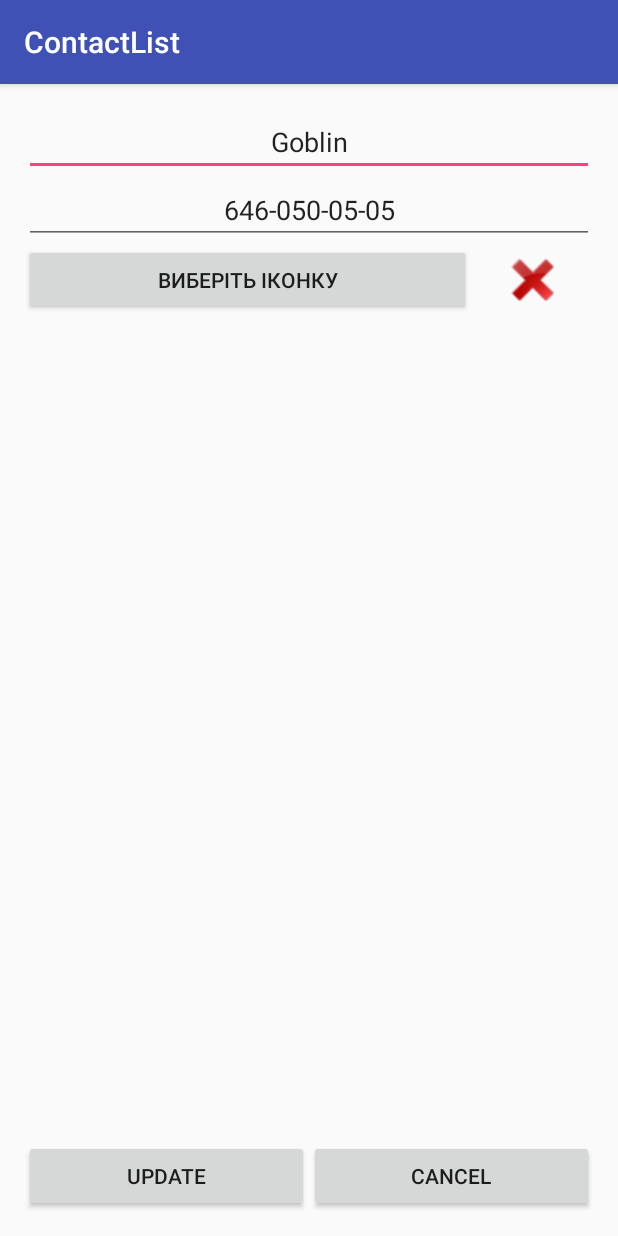
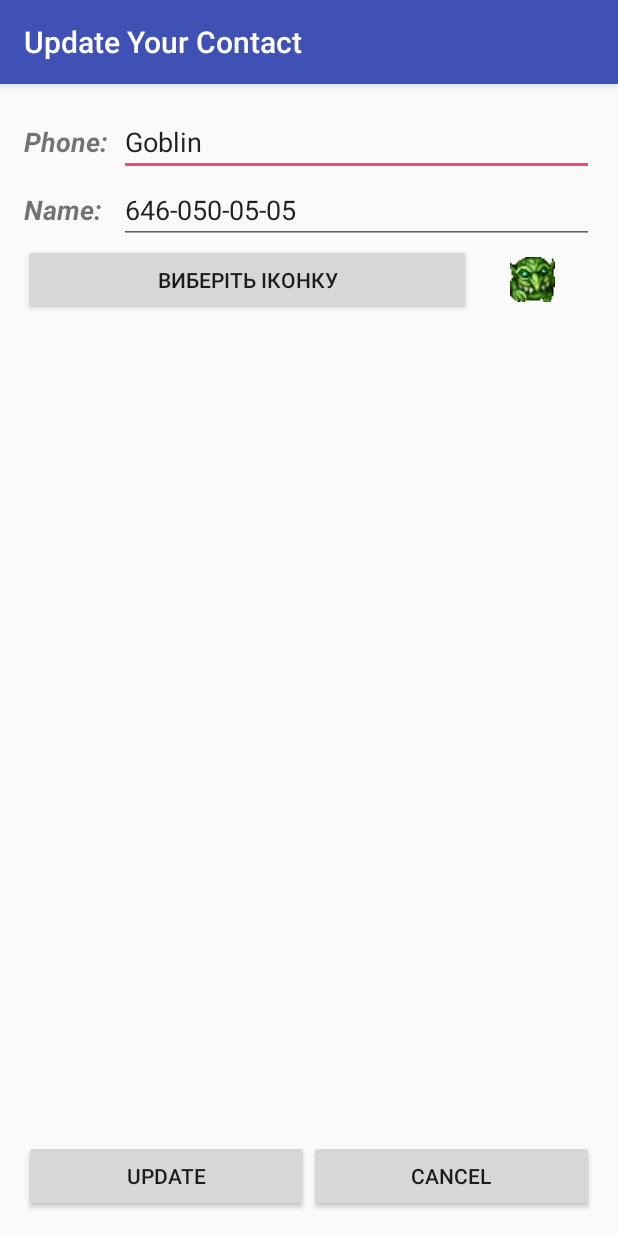
Before and after one commit to minosroman/contactList, an Android app: the screen it shows after launch (UpdateActivity), after a tap on "Name:", on a phone screen of 412 x 824 dp. Run offline under Robolectric (Android 15) with nearby library versions, the phone set to English and light mode, and no system bars.

Commit message:
Commit 19.12.2016

```diff
--- a/app/src/main/java/com/soft/contactlist/MainActivity.java
+++ b/app/src/main/java/com/soft/contactlist/MainActivity.java
@@ -1,27 +1,17 @@
 package com.soft.contactlist;
 
-import android.content.Context;
 import android.content.Intent;
 import android.database.sqlite.SQLiteDatabase;
+import android.os.Bundle;
 import android.support.v7.app.AppCompatActivity;
-import android.os.Bundle;
 import android.view.ContextMenu;
-import android.view.LayoutInflater;
 import android.view.Menu;
 import android.view.MenuItem;
 import android.view.View;
 import android.widget.AdapterView;
-import android.widget.ImageView;
 import android.widget.ListView;
-import android.widget.TextView;
 import android.widget.Toast;
-
-import com.soft.contactlist.db.Resource;
 import com.soft.contactlist.db.service.UserService;
-
-import java.util.ArrayList;
-import java.util.List;
-
 import static com.soft.contactlist.db.Resource.DB_NAME;
 
 public class MainActivity extends AppCompatActivity {
@@ -31,14 +21,11 @@ public class MainActivity extends AppCompatActivity {
     protected void onCreate(final Bundle savedInstanceState) {
         super.onCreate(savedInstanceState);
         setContentView(R.layout.activity_main);
-
-
-
+        setTitle("My Contact List App");
 
         final ListView listView = (ListView) findViewById(R.id.contact_list);
         contactAdapter = new ContactAdapter(new UserService(this).getAll(), this);
         listView.setAdapter(contactAdapter);
-
         registerForContextMenu(listView);
         listView.setOnItemClickListener(new AdapterView.OnItemClickListener() {
             @Override
@@ -49,7 +36,6 @@ public class MainActivity extends AppCompatActivity {
                 startActivityForResult(intent, 2);
             }
         });
-
 
     }
 
--- a/app/src/main/java/com/soft/contactlist/SplashActivity.java
+++ b/app/src/main/java/com/soft/contactlist/SplashActivity.java
@@ -1,22 +1,37 @@
 package com.soft.contactlist;
 
-        import android.content.Intent;
-        import android.os.Bundle;
-        import android.support.v7.app.AppCompatActivity;
+import android.content.Intent;
+import android.os.Handler;
+import android.support.v7.app.AppCompatActivity;
+import android.os.Bundle;
+import android.view.Window;
+import android.view.WindowManager;
+import android.widget.ProgressBar;
+import android.widget.TextView;
+
+import java.util.concurrent.TimeUnit;
 
 public class SplashActivity extends AppCompatActivity {
-
     @Override
     protected void onCreate(Bundle savedInstanceState) {
         super.onCreate(savedInstanceState);
-        try {
-            Thread.sleep(1000);
-        } catch (InterruptedException e) {
-            e.printStackTrace();
+        requestWindowFeature(Window.FEATURE_NO_TITLE);
+        getSupportActionBar().hide();
+        getWindow().setFlags(WindowManager.LayoutParams.FLAG_FULLSCREEN,
+                WindowManager.LayoutParams.FLAG_FULLSCREEN);
+        setContentView(R.layout.activity_splash);
+        runMain();
+
+    }
+    class SplashHandler implements Runnable {
+        public void run() {
+            startActivity(new Intent(getApplication(), MainActivity.class));
+            finish();
         }
+    }
+    private void runMain() {
+        Handler splashNew = new Handler();
+        splashNew.postDelayed(new SplashHandler(), 3000);
 
-        Intent intent = new Intent(this, MainActivity.class);
-        startActivity(intent);
-        finish();
     }
 }
--- a/app/src/main/java/com/soft/contactlist/UpdateActivity.java
+++ b/app/src/main/java/com/soft/contactlist/UpdateActivity.java
@@ -1,27 +1,39 @@
 package com.soft.contactlist;
 
 import android.content.Intent;
+import android.graphics.Bitmap;
+import android.net.Uri;
 import android.support.v7.app.AppCompatActivity;
+import android.provider.MediaStore.Images.Media;
 import android.os.Bundle;
 import android.view.View;
 import android.widget.EditText;
-
-import com.soft.contactlist.db.Resource;
+import android.widget.ImageView;
 import com.soft.contactlist.db.service.UserService;
+import java.io.FileNotFoundException;
+import java.io.IOException;
 
 public class UpdateActivity extends AppCompatActivity {
     EditText phone;
     EditText name;
+    ImageView image;
+    int sImage = R.drawable.icon6;
+    int REQUEST = 1;
 
     @Override
     protected void onCreate(Bundle savedInstanceState) {
         super.onCreate(savedInstanceState);
         setContentView(R.layout.activity_update);
+        setTitle("Update Your Contact");
         name = (EditText) findViewById(R.id.addPhone);
         phone = (EditText) findViewById(R.id.changeName);
+        image = (ImageView) findViewById(R.id.addImage);
+
         final User user = getIntent().getParcelableExtra("user");
         name.setText(user.getName());
         phone.setText(user.getPhone());
+        image.setImageResource(user.getImageView());
+
 
         findViewById(R.id.btn_save).setOnClickListener(new View.OnClickListener() {
             @Override
@@ -30,10 +42,46 @@ public class UpdateActivity extends AppCompatActivity {
                 String ePhone = phone.getText().toString();
                 user.setName(eName);
                 user.setPhone(ePhone);
+                user.setImageView(sImage);
                 new UserService(UpdateActivity.this).update(user);
                 setResult(RESULT_OK, new Intent());
                 finish();
             }
         });
+        findViewById(R.id.btn_cancel).setOnClickListener(new View.OnClickListener() {
+            @Override
+            public void onClick(View view) {
+                setResult(RESULT_CANCELED);
+                finish();
+            }
+        });
+        findViewById(R.id.selectImage).setOnClickListener(new View.OnClickListener() {
+            @Override
+            public void onClick(View view) {
+                Intent i = new Intent(Intent.ACTION_PICK);
+                i.setType("image/*");
+                startActivityForResult(i, REQUEST);
+            }
+        });
+    }
+
+    @Override
+    protected void onActivityResult(int requestCode, int resultCode, Intent data) {
+
+
+        Bitmap img = null;
+        if (requestCode == REQUEST && resultCode == RESULT_OK) {
+            Uri selectedImage = data.getData();
+            try {
+                img = Media.getBitmap(getContentResolver(), selectedImage);
+            } catch (FileNotFoundException e) {
+                e.printStackTrace();
+            } catch (IOException e) {
+                e.printStackTrace();
+            }
+            image.setImageBitmap(img);
+
+        }
+        super.onActivityResult(requestCode, resultCode, data);
     }
 }
--- a/app/src/main/java/com/soft/contactlist/db/DBHelper.java
+++ b/app/src/main/java/com/soft/contactlist/db/DBHelper.java
@@ -10,6 +10,7 @@ import android.net.Uri;
 import android.provider.ContactsContract;
 import android.widget.ListView;
 
+import com.soft.contactlist.MainActivity;
 import com.soft.contactlist.R;
 import com.soft.contactlist.User;
 import com.soft.contactlist.db.dao.UserDAO;
@@ -36,9 +37,13 @@ public class DBHelper extends SQLiteOpenHelper{
         new UserDAO(sqLiteDatabase).save(new User("Bandit", "102-102-02", R.drawable.icon3));
         new UserDAO(sqLiteDatabase).save(new User("Troll", "911-911-11", R.drawable.icon4));
 
+        new UserDAO(sqLiteDatabase).save(new User("Troll", "911-911-11", R.drawable.icon4));
+
+
 
 
     }
+
 
     @Override
     public void onUpgrade(SQLiteDatabase sqLiteDatabase, int i, int i1) {
--- a/app/src/main/res/drawable/background_splash.xml
+++ /dev/null
@@ -1,13 +0,0 @@
-<?xml version="1.0" encoding="utf-8"?>
-<layer-list xmlns:android="http://schemas.android.com/apk/res/android">
-
-    <item android:drawable="@color/gray" />
-
-    <item>
-        <bitmap
-            android:gravity="center"
-            android:src="@mipmap/android"
-            android:tint="@color/colorAccent"/>
-    </item>
-
-</layer-list>
--- a/app/src/main/res/layout/activity_update.xml
+++ b/app/src/main/res/layout/activity_update.xml
@@ -11,77 +11,108 @@
     android:paddingTop="@dimen/activity_vertical_margin">
 
     <LinearLayout
-        android:orientation="vertical"
         android:layout_width="match_parent"
-        android:layout_height="wrap_content">
+        android:layout_height="wrap_content"
+        android:orientation="vertical">
 
-        <EditText
+        <LinearLayout
             android:layout_width="match_parent"
             android:layout_height="wrap_content"
-            android:inputType="textPersonName"
-            android:hint="Phone"
-            android:ems="10"
-            android:id="@+id/addPhone"
-            android:layout_below="@+id/changeName"
-            android:layout_alignParentStart="true"
-            android:layout_alignParentEnd="true"
-            android:textAlignment="center" />
+            android:orientation="horizontal">
 
-        <EditText
+            <TextView
+                android:id="@+id/textPhone"
+                android:layout_width="match_parent"
+                android:layout_height="wrap_content"
+                android:layout_weight="5"
+                android:text="Phone:"
+                android:textSize="18sp"
+                android:textStyle="normal|bold|italic" />
+
+            <EditText
+                android:id="@+id/addPhone"
+                android:layout_width="match_parent"
+                android:layout_height="wrap_content"
+                android:layout_alignParentEnd="true"
+                android:layout_alignParentStart="true"
+                android:layout_weight="1"
+                android:ems="10"
+                android:hint="add your phone"
+                android:inputType="textPersonName"
+                android:textAlignment="textStart" />
+        </LinearLayout>
+
+        <LinearLayout
             android:layout_width="match_parent"
             android:layout_height="wrap_content"
-            android:inputType="textPersonName"
-            android:ems="10"
-            android:layout_alignParentTop="true"
-            android:id="@+id/changeName"
-            android:hint="Name"
-            android:layout_alignParentStart="true"
-            android:textAlignment="center" />
+            android:orientation="horizontal">
+
+            <TextView
+                android:id="@+id/textName"
+                android:layout_width="match_parent"
+                android:layout_height="wrap_content"
+                android:layout_weight="5"
+                android:text="Name:"
+                android:textSize="18sp"
+                android:textStyle="normal|bold|italic" />
+
+            <EditText
+                android:id="@+id/changeName"
+                android:layout_width="match_parent"
+                android:layout_height="wrap_content"
+                android:layout_alignParentStart="true"
+                android:layout_alignParentTop="true"
+                android:layout_weight="1"
+                android:ems="10"
+                android:hint="add your name"
+                android:inputType="textPersonName"
+                android:textAlignment="textStart" />
+        </LinearLayout>
 
         <LinearLayout
-            android:orientation="horizontal"
             android:layout_width="match_parent"
-            android:layout_height="match_parent">
+            android:layout_height="match_parent"
+            android:orientation="horizontal">
 
             <Button
-                android:text="Виберіть іконку"
+                android:id="@+id/selectImage"
                 android:layout_width="wrap_content"
                 android:layout_height="wrap_content"
-                android:id="@+id/selectImage"
-                android:layout_weight="3" />
+                android:layout_weight="3"
+                android:text="Виберіть іконку" />
 
             <ImageView
+                android:id="@+id/addImage"
                 android:layout_width="wrap_content"
                 android:layout_height="wrap_content"
-                app:srcCompat="@drawable/noicon"
-                android:id="@+id/addImage"
+                android:layout_gravity="center"
                 android:layout_weight="1"
-                android:layout_gravity="center" />
+                app:srcCompat="@drawable/noicon" />
         </LinearLayout>
 
     </LinearLayout>
 
     <LinearLayout
-        android:orientation="horizontal"
         android:layout_width="match_parent"
         android:layout_height="wrap_content"
+        android:layout_alignParentBottom="true"
         android:layout_alignParentStart="true"
         android:layout_marginTop="150dp"
-        android:layout_alignParentBottom="true">
+        android:orientation="horizontal">
 
         <Button
-            android:text="Update"
+            android:id="@+id/btn_save"
             android:layout_width="wrap_content"
             android:layout_height="wrap_content"
-            android:id="@+id/btn_save"
-            android:layout_weight="1" />
+            android:layout_weight="1"
+            android:text="Update" />
 
         <Button
-            android:text="Cancel"
+            android:id="@+id/btn_cancel"
             android:layout_width="wrap_content"
             android:layout_height="wrap_content"
-            android:id="@+id/btn_cancel"
-            android:layout_weight="1" />
+            android:layout_weight="1"
+            android:text="Cancel" />
     </LinearLayout>
 
 </RelativeLayout>
--- a/app/src/main/res/values/styles.xml
+++ b/app/src/main/res/values/styles.xml
@@ -7,8 +7,4 @@
         <item name="colorPrimaryDark">@color/colorPrimaryDark</item>
         <item name="colorAccent">@color/colorAccent</item>
     </style>
-    <style name="SplashTheme" parent="Theme.AppCompat.NoActionBar">
-        <item name="android:windowBackground">@drawable/background_splash</item>
-    </style>
-
 </resources>
```
Also changed, not shown: app/src/main/AndroidManifest.xml (+5 -11 lines), app/src/main/java/com/soft/contactlist/AddActivity.java (+5 -5 lines), app/src/main/res/layout/activity_add_applications.xml (+36 -5 lines), app/src/main/res/layout/activity_splash.xml (added, +79 -0 lines), app/src/main/res/mipmap-hdpi/android.png, app/src/main/res/mipmap-mdpi/android.png, app/src/main/res/mipmap-xhdpi/android.png, app/src/main/res/mipmap-xxxhdpi/android.png.
